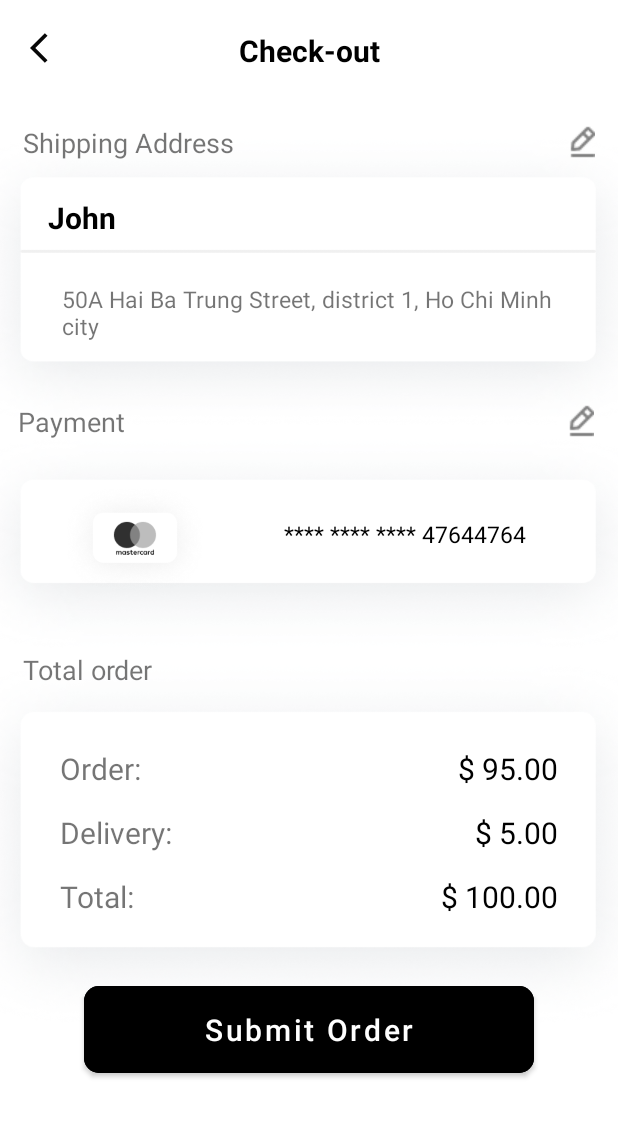
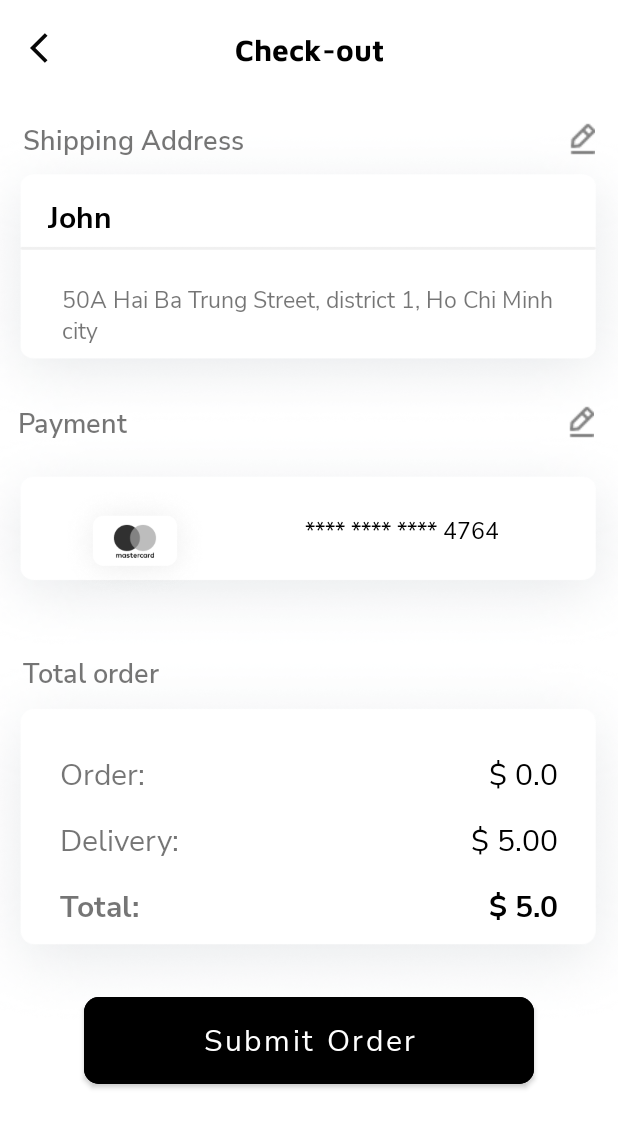
Before and after one commit to trtph/DoAnWoody, an Android app: the Checkout_Layout screen opened directly, with no data from a screen before it, on a phone screen of 412 x 824 dp. Shown: the top 1128 px of the screen. Run offline under Robolectric (Android 15) with nearby library versions, the phone set to English and light mode, and no system bars.

Commit message:
Add & minus item in cart

```diff
--- a/app/src/main/java/com/example/woodygroupapplication/Checkout_Layout.java
+++ b/app/src/main/java/com/example/woodygroupapplication/Checkout_Layout.java
@@ -4,12 +4,14 @@ import android.content.Intent;
 import android.os.Bundle;
 import android.view.View;
 import android.widget.ImageView;
+import android.widget.TextView;
 
 import androidx.appcompat.app.AppCompatActivity;
 
 public class Checkout_Layout extends AppCompatActivity {
 
     ImageView btnChangeAdd, btnBackCheckout, btnChangePayment;
+    TextView txtOrder, txtDelivery, txtTotalCK;
 
     @Override
     protected void onCreate(Bundle savedInstanceState) {
@@ -19,6 +21,16 @@ public class Checkout_Layout extends AppCompatActivity {
         btnChangeAdd = findViewById(R.id.btnChangeAdd);
         btnChangePayment = findViewById(R.id.btnChangePayment);
         btnBackCheckout = findViewById(R.id.btnBackCheckout);
+        txtOrder = findViewById(R.id.txtOrder);
+        txtDelivery = findViewById(R.id.txtDelivery);
+        txtTotalCK = findViewById(R.id.txtTotalCK);
+
+        //Caculate cart
+        String order = ShoppingCartFragment.txtToTal.getText().toString();
+        String delivery = txtDelivery.getText().toString().substring(2);
+        Double total = (Double.parseDouble(order.substring(2)) + Double.parseDouble(delivery));
+        txtOrder.setText(order);
+        txtTotalCK.setText("$ " + total);
 
         btnChangeAdd.setOnClickListener(new View.OnClickListener() {
             @Override
--- a/app/src/main/res/layout/activity_checkout_layout.xml
+++ b/app/src/main/res/layout/activity_checkout_layout.xml
@@ -20,6 +20,7 @@
         android:layout_height="wrap_content"
         android:layout_margin="20dp"
         android:text="Check-out"
+        android:fontFamily="@font/mavenpro_bold"
         android:textColor="@color/black"
         android:textSize="20sp"
         android:textStyle="bold"
@@ -61,6 +62,7 @@
                 android:layout_marginStart="16dp"
                 android:layout_marginTop="4dp"
                 android:text="Shipping Address"
+                android:fontFamily="@font/nunitosans_semibold"
                 android:textSize="18sp"
                 app:layout_constraintStart_toStartOf="parent"
                 app:layout_constraintTop_toTopOf="parent" />
@@ -83,6 +85,7 @@
                 android:layout_marginStart="32dp"
                 android:layout_marginTop="24dp"
                 android:text="John"
+                android:fontFamily="@font/nunitosans_bold"
                 android:textColor="@color/black"
                 android:textSize="20sp"
                 android:textStyle="bold"
@@ -94,6 +97,7 @@
                 android:layout_width="330dp"
                 android:layout_height="wrap_content"
                 android:text="50A Hai Ba Trung Street, district 1, Ho Chi Minh city"
+                android:fontFamily="@font/nunitosans_regular"
                 android:layout_margin="30dp"
                 android:textSize="15sp"
                 app:layout_constraintEnd_toEndOf="parent"
@@ -127,6 +131,7 @@
                 android:layout_height="wrap_content"
                 android:layout_marginStart="12dp"
                 android:text="Payment"
+                android:fontFamily="@font/nunitosans_semibold"
                 android:layout_marginTop="110dp"
                 android:textSize="18sp"
                 app:layout_constraintStart_toStartOf="parent"
@@ -146,7 +151,8 @@
                 android:id="@+id/textView7"
                 android:layout_width="wrap_content"
                 android:layout_height="wrap_content"
-                android:text="**** **** **** 47644764"
+                android:text="**** **** **** 4764"
+                android:fontFamily="@font/nunitosans_regular"
                 android:textColor="@color/black"
                 android:textSize="15sp"
                 app:layout_constraintBottom_toBottomOf="@+id/imageView7"
@@ -174,6 +180,7 @@
                 android:layout_marginStart="16dp"
                 android:layout_marginTop="36dp"
                 android:text="Total order"
+                android:fontFamily="@font/nunitosans_semibold"
                 android:textSize="18sp"
                 app:layout_constraintBottom_toBottomOf="@+id/imageView10"
                 app:layout_constraintStart_toStartOf="parent"
@@ -188,6 +195,7 @@
                 android:layout_marginLeft="40dp"
                 android:layout_marginTop="40dp"
                 android:text="Order:"
+                android:fontFamily="@font/nunitosans_regular"
                 android:textSize="20sp"
                 app:layout_constraintStart_toStartOf="@+id/imageView10"
                 app:layout_constraintTop_toBottomOf="@+id/textView8" />
@@ -199,6 +207,7 @@
                 android:layout_marginLeft="40dp"
                 android:layout_marginTop="15dp"
                 android:text="Delivery:"
+                android:fontFamily="@font/nunitosans_regular"
                 android:textSize="20sp"
                 app:layout_constraintStart_toStartOf="@+id/imageView10"
                 app:layout_constraintTop_toBottomOf="@+id/textView9" />
@@ -210,26 +219,31 @@
                 android:layout_marginLeft="40dp"
                 android:layout_marginTop="15dp"
                 android:text="Total:"
+                android:fontFamily="@font/nunitosans_bold"
                 android:textSize="20sp"
                 app:layout_constraintStart_toStartOf="@+id/imageView10"
                 app:layout_constraintTop_toBottomOf="@+id/textView10" />
 
             <TextView
+                android:id="@+id/txtOrder"
                 android:layout_width="wrap_content"
                 android:layout_height="wrap_content"
                 android:layout_marginTop="40dp"
                 android:textColor="@color/black"
                 android:text="$ 95.00"
+                android:fontFamily="@font/nunitosans_regular"
                 android:textSize="20sp"
                 app:layout_constraintEnd_toEndOf="parent"
                 app:layout_constraintTop_toBottomOf="@+id/textView8"
                 android:layout_marginRight="40dp"/>
 
             <TextView
+                android:id="@+id/txtDelivery"
                 android:layout_width="wrap_content"
                 android:layout_height="wrap_content"
                 android:layout_marginTop="15dp"
                 android:text="$ 5.00"
+                android:fontFamily="@font/nunitosans_regular"
                 android:textColor="@color/black"
                 android:textSize="20sp"
                 app:layout_constraintEnd_toEndOf="parent"
@@ -237,10 +251,12 @@
                 android:layout_marginRight="40dp"/>
 
             <TextView
+                android:id="@+id/txtTotalCK"
                 android:layout_width="wrap_content"
                 android:layout_height="wrap_content"
                 android:layout_marginTop="15dp"
                 android:text="$ 100.00"
+                android:fontFamily="@font/nunitosans_bold"
                 android:textColor="@color/black"
                 android:textSize="20sp"
                 app:layout_constraintEnd_toEndOf="parent"
@@ -253,6 +269,7 @@
                 android:backgroundTint="@color/black"
                 app:cornerRadius="10dp"
                 android:text="Submit Order"
+                android:fontFamily="@font/nunitosans_regular"
                 android:textSize="20sp"
                 android:textAllCaps="false"
                 android:layout_marginTop="40dp"
--- a/app/src/main/res/layout/fragment_shopping_cart.xml
+++ b/app/src/main/res/layout/fragment_shopping_cart.xml
@@ -22,6 +22,7 @@
         app:layout_constraintTop_toTopOf="parent" />
 
     <androidx.constraintlayout.widget.ConstraintLayout
+        android:id="@+id/constraintEmpty"
         android:layout_width="match_parent"
         android:layout_height="wrap_content"
         android:layout_marginTop="30dp"
@@ -79,12 +80,14 @@
         app:layout_constraintTop_toTopOf="parent" />
 
     <androidx.constraintlayout.widget.ConstraintLayout
+        android:id="@+id/constraintCart"
         android:layout_marginTop="20dp"
         android:layout_width="match_parent"
         android:layout_height="wrap_content"
         app:layout_constraintEnd_toEndOf="parent"
         app:layout_constraintStart_toStartOf="parent"
-        app:layout_constraintTop_toBottomOf="@+id/txtShoppingBag">
+        app:layout_constraintTop_toBottomOf="@+id/txtShoppingBag"
+        android:visibility="visible">
 
         <androidx.recyclerview.widget.RecyclerView
             android:id="@+id/rcvProduct"
--- a/app/src/main/res/layout/shoppingbag_items.xml
+++ b/app/src/main/res/layout/shoppingbag_items.xml
@@ -85,6 +85,7 @@
                     app:layout_constraintTop_toBottomOf="@id/txtInfo">
 
                     <ImageView
+                        android:id="@+id/imvDecreaseNumber"
                         android:layout_width="25dp"
                         android:layout_height="25dp"
                         android:src="@drawable/minus_button" />
@@ -101,6 +102,7 @@
                         android:textSize="17sp" />
 
                     <ImageView
+                        android:id="@+id/imvAddNumber"
                         android:layout_width="25dp"
                         android:layout_height="25dp"
                         android:layout_marginLeft="10dp"
```
Also changed, not shown: app/src/main/java/com/example/Adapter/ShoppingBagAdapter.java (+75 -2 lines), app/src/main/java/com/example/woodygroupapplication/ShoppingCartFragment.java (+21 -4 lines).
